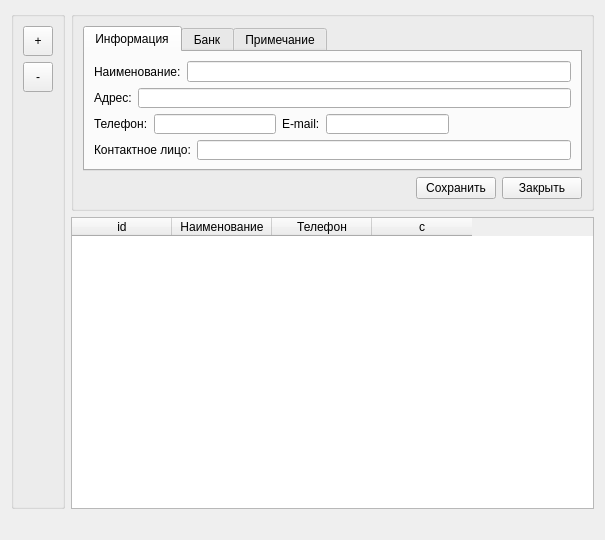
The window that NotesDSS/firms.ui (Skyrim78/NotesDSS) describes before a commit, drawn with Qt 5.
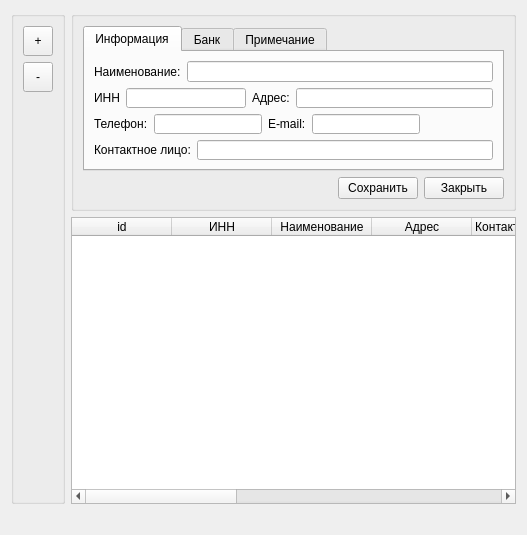
The same window after the commit.

Diff of the .ui file:
```diff
--- a/NotesDSS/firms.ui
+++ b/NotesDSS/firms.ui
@@ -6,8 +6,8 @@
    <rect>
     <x>0</x>
     <y>0</y>
-    <width>605</width>
-    <height>540</height>
+    <width>527</width>
+    <height>535</height>
    </rect>
   </property>
   <property name="windowTitle">
@@ -58,6 +58,26 @@
           </item>
           <item row="1" column="0">
            <layout class="QHBoxLayout" name="horizontalLayout_2">
+            <item>
+             <widget class="QLabel" name="label_7">
+              <property name="text">
+               <string>ИНН</string>
+              </property>
+             </widget>
+            </item>
+            <item>
+             <widget class="QLineEdit" name="lineEdit_inn">
+              <property name="maximumSize">
+               <size>
+                <width>120</width>
+                <height>16777215</height>
+               </size>
+              </property>
+              <property name="text">
+               <string/>
+              </property>
+             </widget>
+            </item>
             <item>
              <widget class="QLabel" name="label_2">
               <property name="text">
@@ -177,16 +197,6 @@
           </item>
           <item row="2" column="0">
            <layout class="QHBoxLayout" name="horizontalLayout_7">
-            <item>
-             <widget class="QLabel" name="label_7">
-              <property name="text">
-               <string>ИНН</string>
-              </property>
-             </widget>
-            </item>
-            <item>
-             <widget class="QLineEdit" name="lineEdit_inn"/>
-            </item>
             <item>
              <widget class="QLabel" name="label_8">
               <property name="text">
@@ -246,7 +256,7 @@
         </property>
         <property name="sizeHint" stdset="0">
          <size>
-          <width>346</width>
+          <width>268</width>
           <height>20</height>
          </size>
         </property>
@@ -276,16 +286,51 @@
        <string>id</string>
       </property>
      </column>
+     <column>
+      <property name="text">
+       <string>ИНН</string>
+      </property>
+     </column>
      <column>
       <property name="text">
        <string>Наименование</string>
       </property>
      </column>
+     <column>
+      <property name="text">
+       <string>Адрес</string>
+      </property>
+     </column>
+     <column>
+      <property name="text">
+       <string>Контактное лицо</string>
+      </property>
+     </column>
      <column>
       <property name="text">
        <string>Телефон</string>
       </property>
      </column>
+     <column>
+      <property name="text">
+       <string>E-mail</string>
+      </property>
+     </column>
+     <column>
+      <property name="text">
+       <string>Банк</string>
+      </property>
+     </column>
+     <column>
+      <property name="text">
+       <string>Счет</string>
+      </property>
+     </column>
+     <column>
+      <property name="text">
+       <string>ОКПО</string>
+      </property>
+     </column>
      <column>
       <property name="text">
        <string>с</string>
@@ -364,7 +409,7 @@
         <property name="sizeHint" stdset="0">
          <size>
           <width>20</width>
-          <height>408</height>
+          <height>403</height>
          </size>
         </property>
        </spacer>
```
